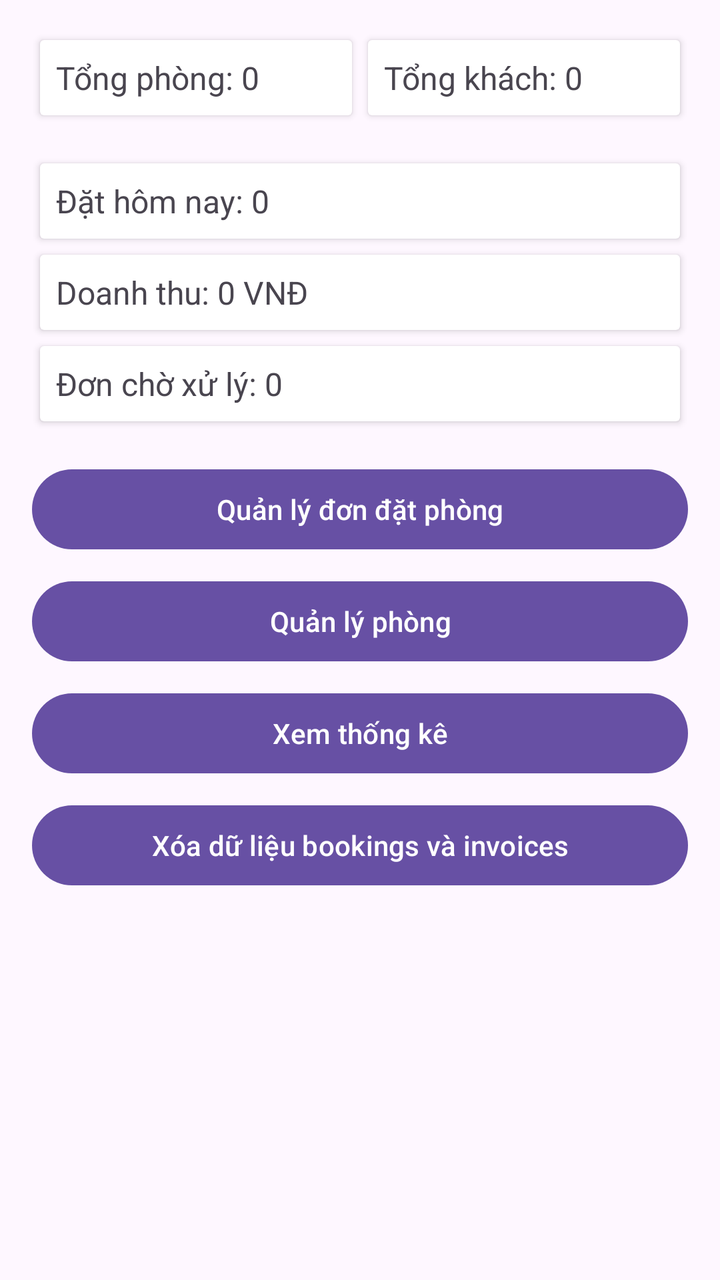
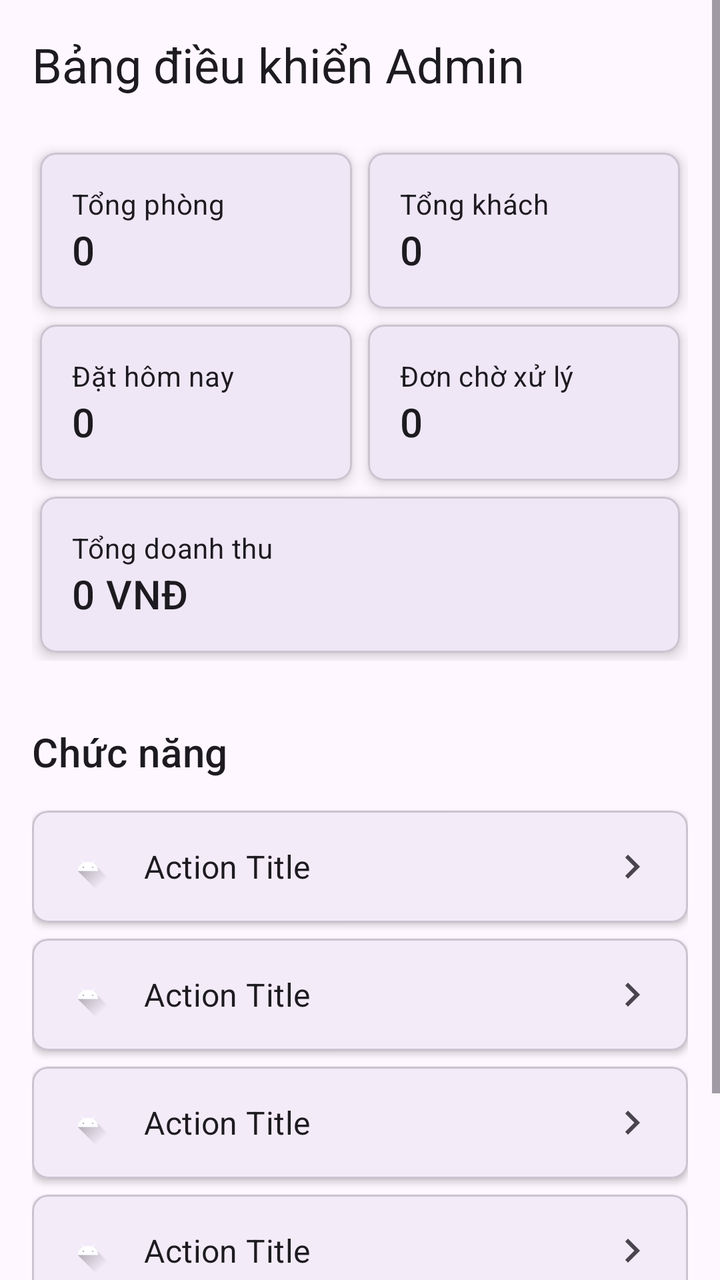

An Android layout rendered at two revisions. The XML below is the earlier revision; the diff shows what the commit changed to produce the second picture.
<!-- AndroidManifest.xml: application theme Theme.AppQLKhachSan -->
<!-- res/layout/activity_admin_dashboard.xml -->
<?xml version="1.0" encoding="utf-8"?>
<LinearLayout xmlns:android="http://schemas.android.com/apk/res/android"
    android:layout_width="match_parent"
    android:layout_height="match_parent"
    android:orientation="vertical"
    android:padding="16dp">

    
    <LinearLayout
        android:layout_width="match_parent"
        android:layout_height="wrap_content"
        android:orientation="horizontal"
        android:layout_marginBottom="16dp">
        <androidx.cardview.widget.CardView
            android:layout_width="0dp"
            android:layout_height="wrap_content"
            android:layout_weight="1"
            android:layout_margin="4dp">
            <LinearLayout
                android:layout_width="match_parent"
                android:layout_height="wrap_content"
                android:orientation="vertical"
                android:padding="8dp">
                <TextView
                    android:id="@+id/tvTotalRooms"
                    android:layout_width="wrap_content"
                    android:layout_height="wrap_content"
                    android:text="Tổng phòng: 0"
                    android:textSize="16sp"/>
            </LinearLayout>
        </androidx.cardview.widget.CardView>
        <androidx.cardview.widget.CardView
            android:layout_width="0dp"
            android:layout_height="wrap_content"
            android:layout_weight="1"
            android:layout_margin="4dp">
            <LinearLayout
                android:layout_width="match_parent"
                android:layout_height="wrap_content"
                android:orientation="vertical"
                android:padding="8dp">
                <TextView
                    android:id="@+id/tvTotalCustomers"
                    android:layout_width="wrap_content"
                    android:layout_height="wrap_content"
                    android:text="Tổng khách: 0"
                    android:textSize="16sp"/>
            </LinearLayout>
        </androidx.cardview.widget.CardView>
    </LinearLayout>

    <androidx.cardview.widget.CardView
        android:layout_width="match_parent"
        android:layout_height="wrap_content"
        android:layout_margin="4dp">
        <LinearLayout
            android:layout_width="match_parent"
            android:layout_height="wrap_content"
            android:orientation="vertical"
            android:padding="8dp">
            <TextView
                android:id="@+id/tvTodayBookings"
                android:layout_width="wrap_content"
                android:layout_height="wrap_content"
                android:text="Đặt hôm nay: 0"
                android:textSize="16sp"/>
        </LinearLayout>
    </androidx.cardview.widget.CardView>

    <androidx.cardview.widget.CardView
        android:layout_width="match_parent"
        android:layout_height="wrap_content"
        android:layout_margin="4dp">
        <LinearLayout
            android:layout_width="match_parent"
            android:layout_height="wrap_content"
            android:orientation="vertical"
            android:padding="8dp">
            <TextView
                android:id="@+id/tvRevenue"
                android:layout_width="wrap_content"
                android:layout_height="wrap_content"
                android:text="Doanh thu: 0 VNĐ"
                android:textSize="16sp"/>
        </LinearLayout>
    </androidx.cardview.widget.CardView>

    <androidx.cardview.widget.CardView
        android:layout_width="match_parent"
        android:layout_height="wrap_content"
        android:layout_margin="4dp">
        <LinearLayout
            android:layout_width="match_parent"
            android:layout_height="wrap_content"
            android:orientation="vertical"
            android:padding="8dp">
            <TextView
                android:id="@+id/tvPendingBookings"
                android:layout_width="wrap_content"
                android:layout_height="wrap_content"
                android:text="Đơn chờ xử lý: 0"
                android:textSize="16sp"/>
        </LinearLayout>
    </androidx.cardview.widget.CardView>

    <Button
        android:id="@+id/btnManageBookings"
        android:layout_width="match_parent"
        android:layout_height="wrap_content"
        android:text="Quản lý đơn đặt phòng"
        android:layout_marginTop="16dp"/>
    <Button
        android:id="@+id/btnManageRooms"
        android:layout_width="match_parent"
        android:layout_height="wrap_content"
        android:text="Quản lý phòng"
        android:layout_marginTop="8dp"/>
    <Button
        android:id="@+id/btnStatistics"
        android:layout_width="match_parent"
        android:layout_height="wrap_content"
        android:text="Xem thống kê"
        android:layout_marginTop="8dp"/>
    <Button
        android:id="@+id/btnClearData"
        android:layout_width="match_parent"
        android:layout_height="wrap_content"
        android:text="Xóa dữ liệu bookings và invoices"
        android:layout_marginTop="8dp"/>



</LinearLayout>
<!-- resources referenced by this layout -->
<resources>
  <style name="Theme.AppQLKhachSan" parent="Base.Theme.AppQLKhachSan" />
  <style name="Base.Theme.AppQLKhachSan" parent="Theme.Material3.DayNight.NoActionBar">
          
          
      </style>
</resources>

<!-- the commit's change to res/layout/activity_admin_dashboard.xml (unified diff, before → after) -->
@@ -1,133 +1,258 @@
 <?xml version="1.0" encoding="utf-8"?>
-<LinearLayout xmlns:android="http://schemas.android.com/apk/res/android"
+<ScrollView xmlns:android="http://schemas.android.com/apk/res/android"
+    xmlns:app="http://schemas.android.com/apk/res-auto"
+    xmlns:tools="http://schemas.android.com/tools"
     android:layout_width="match_parent"
     android:layout_height="match_parent"
-    android:orientation="vertical"
-    android:padding="16dp">
-
-    
+    android:background="?android:colorBackground"
+    tools:context=".admin.AdminDashboardActivity">
+
     <LinearLayout
         android:layout_width="match_parent"
         android:layout_height="wrap_content"
-        android:orientation="horizontal"
-        android:layout_marginBottom="16dp">
-        <androidx.cardview.widget.CardView
-            android:layout_width="0dp"
-            android:layout_height="wrap_content"
-            android:layout_weight="1"
-            android:layout_margin="4dp">
-            <LinearLayout
-                android:layout_width="match_parent"
-                android:layout_height="wrap_content"
-                android:orientation="vertical"
-                android:padding="8dp">
-                <TextView
-                    android:id="@+id/tvTotalRooms"
-                    android:layout_width="wrap_content"
-                    android:layout_height="wrap_content"
-                    android:text="Tổng phòng: 0"
-                    android:textSize="16sp"/>
-            </LinearLayout>
-        </androidx.cardview.widget.CardView>
-        <androidx.cardview.widget.CardView
-            android:layout_width="0dp"
-            android:layout_height="wrap_content"
-            android:layout_weight="1"
-            android:layout_margin="4dp">
-            <LinearLayout
-                android:layout_width="match_parent"
-                android:layout_height="wrap_content"
-                android:orientation="vertical"
-                android:padding="8dp">
-                <TextView
-                    android:id="@+id/tvTotalCustomers"
-                    android:layout_width="wrap_content"
-                    android:layout_height="wrap_content"
-                    android:text="Tổng khách: 0"
-                    android:textSize="16sp"/>
-            </LinearLayout>
-        </androidx.cardview.widget.CardView>
+        android:orientation="vertical"
+        android:padding="16dp">
+
+        <TextView
+            android:layout_width="wrap_content"
+            android:layout_height="wrap_content"
+            android:text="Bảng điều khiển Admin"
+            android:textAppearance="@style/TextAppearance.MaterialComponents.Headline5"
+            android:layout_marginBottom="24dp" />
+
+        <GridLayout
+            android:layout_width="match_parent"
+            android:layout_height="wrap_content"
+            android:columnCount="2"
+            android:rowCount="3"
+            android:useDefaultMargins="true">
+
+            <com.google.android.material.card.MaterialCardView
+                android:layout_width="0dp"
+                android:layout_height="wrap_content"
+                android:layout_columnWeight="1"
+                app:cardElevation="4dp"
+                app:cardCornerRadius="8dp">
+                <LinearLayout
+                    android:layout_width="match_parent"
+                    android:layout_height="wrap_content"
+                    android:orientation="vertical"
+                    android:padding="16dp">
+                    <TextView
+                        android:layout_width="wrap_content"
+                        android:layout_height="wrap_content"
+                        android:text="Tổng phòng"
+                        android:textAppearance="@style/TextAppearance.MaterialComponents.Body2"/>
+                    <TextView
+                        android:id="@+id/tvTotalRooms"
+                        android:layout_width="wrap_content"
+                        android:layout_height="wrap_content"
+                        android:text="0"
+                        android:textAppearance="@style/TextAppearance.MaterialComponents.Headline6"/>
+                </LinearLayout>
+            </com.google.android.material.card.MaterialCardView>
+
+            <com.google.android.material.card.MaterialCardView
+                android:layout_width="0dp"
+                android:layout_height="wrap_content"
+                android:layout_columnWeight="1"
+                app:cardElevation="4dp"
+                app:cardCornerRadius="8dp">
+                <LinearLayout
+                    android:layout_width="match_parent"
+                    android:layout_height="wrap_content"
+                    android:orientation="vertical"
+                    android:padding="16dp">
+                    <TextView
+                        android:layout_width="wrap_content"
+                        android:layout_height="wrap_content"
+                        android:text="Tổng khách"
+                        android:textAppearance="@style/TextAppearance.MaterialComponents.Body2"/>
+                    <TextView
+                        android:id="@+id/tvTotalCustomers"
+                        android:layout_width="wrap_content"
+                        android:layout_height="wrap_content"
+                        android:text="0"
+                        android:textAppearance="@style/TextAppearance.MaterialComponents.Headline6"/>
+                </LinearLayout>
+            </com.google.android.material.card.MaterialCardView>
+
+            <com.google.android.material.card.MaterialCardView
+                android:layout_width="0dp"
+                android:layout_height="wrap_content"
+                android:layout_columnWeight="1"
+                app:cardElevation="4dp"
+                app:cardCornerRadius="8dp">
+                <LinearLayout
+                    android:layout_width="match_parent"
+                    android:layout_height="wrap_content"
+                    android:orientation="vertical"
+                    android:padding="16dp">
+                    <TextView
+                        android:layout_width="wrap_content"
+                        android:layout_height="wrap_content"
+                        android:text="Đặt hôm nay"
+                        android:textAppearance="@style/TextAppearance.MaterialComponents.Body2"/>
+                    <TextView
+                        android:id="@+id/tvTodayBookings"
+                        android:layout_width="wrap_content"
+                        android:layout_height="wrap_content"
+                        android:text="0"
+                        android:textAppearance="@style/TextAppearance.MaterialComponents.Headline6"/>
+                </LinearLayout>
+            </com.google.android.material.card.MaterialCardView>
+
+            <com.google.android.material.card.MaterialCardView
+                android:layout_width="0dp"
+                android:layout_height="wrap_content"
+                android:layout_columnWeight="1"
+                app:cardElevation="4dp"
+                app:cardCornerRadius="8dp">
+                <LinearLayout
+                    android:layout_width="match_parent"
+                    android:layout_height="wrap_content"
+                    android:orientation="vertical"
+                    android:padding="16dp">
+                    <TextView
+                        android:layout_width="wrap_content"
+                        android:layout_height="wrap_content"
+                        android:text="Đơn chờ xử lý"
+                        android:textAppearance="@style/TextAppearance.MaterialComponents.Body2"/>
+                    <TextView
+                        android:id="@+id/tvPendingBookings"
+                        android:layout_width="wrap_content"
+                        android:layout_height="wrap_content"
+                        android:text="0"
+                        android:textAppearance="@style/TextAppearance.MaterialComponents.Headline6"/>
+                </LinearLayout>
+            </com.google.android.material.card.MaterialCardView>
+
+            <com.google.android.material.card.MaterialCardView
+                android:layout_width="0dp"
+                android:layout_height="wrap_content"
+                android:layout_columnSpan="2"
+                android:layout_columnWeight="1"
+                app:cardElevation="4dp"
+                app:cardCornerRadius="8dp">
+                <LinearLayout
+                    android:layout_width="match_parent"
+                    android:layout_height="wrap_content"
+                    android:orientation="vertical"
+                    android:padding="16dp">
+                    <TextView
+                        android:layout_width="wrap_content"
+                        android:layout_height="wrap_content"
+                        android:text="Tổng doanh thu"
+                        android:textAppearance="@style/TextAppearance.MaterialComponents.Body2"/>
+                    <TextView
+                        android:id="@+id/tvRevenue"
+                        android:layout_width="wrap_content"
+                        android:layout_height="wrap_content"
+                        android:text="0 VNĐ"
+                        android:textAppearance="@style/TextAppearance.MaterialComponents.Headline6"/>
+                </LinearLayout>
+            </com.google.android.material.card.MaterialCardView>
+        </GridLayout>
+
+        <TextView
+            android:layout_width="wrap_content"
+            android:layout_height="wrap_content"
+            android:text="Chức năng"
+            android:textAppearance="@style/TextAppearance.MaterialComponents.Headline6"
+            android:layout_marginTop="32dp"
+            android:layout_marginBottom="16dp"/>
+
+        <com.google.android.material.card.MaterialCardView
+            android:id="@+id/btnManageBookings"
+            android:layout_width="match_parent"
+            android:layout_height="wrap_content"
+            android:clickable="true"
+            android:focusable="true"
+            app:cardElevation="2dp"
+            app:cardCornerRadius="8dp"
+            android:layout_marginBottom="8dp">
+            <include layout="@layout/item_admin_action"
+                android:id="@+id/action_manage_bookings"/>
+        </com.google.android.material.card.MaterialCardView>
+
+        <com.google.android.material.card.MaterialCardView
+            android:id="@+id/btnManageRooms"
+            android:layout_width="match_parent"
+            android:layout_height="wrap_content"
+            android:clickable="true"
+            android:focusable="true"
+            app:cardElevation="2dp"
+            app:cardCornerRadius="8dp"
+            android:layout_marginBottom="8dp">
+            <include layout="@layout/item_admin_action"
+                android:id="@+id/action_manage_rooms"/>
+        </com.google.android.material.card.MaterialCardView>
+
+        <com.google.android.material.card.MaterialCardView
+            android:id="@+id/btnStatistics"
+            android:layout_width="match_parent"
+            android:layout_height="wrap_content"
+            android:clickable="true"
+            android:focusable="true"
+            app:cardElevation="2dp"
+            app:cardCornerRadius="8dp"
+            android:layout_marginBottom="8dp">
+            <include layout="@layout/item_admin_action"
+                android:id="@+id/action_statistics"/>
+        </com.google.android.material.card.MaterialCardView>
+
+        <com.google.android.material.card.MaterialCardView
+            android:id="@+id/btnManageAccounts"
+            android:layout_width="match_parent"
+            android:layout_height="wrap_content"
+            android:clickable="true"
+            android:focusable="true"
+            app:cardElevation="2dp"
+            app:cardCornerRadius="8dp">
+            <include layout="@layout/item_admin_action"
+                android:id="@+id/action_manage_accounts"/>
+        </com.google.android.material.card.MaterialCardView>
+
+        <com.google.android.material.button.MaterialButton
+            android:id="@+id/btnClearData"
+            style="@style/Widget.MaterialComponents.Button.OutlinedButton"
+            android:layout_width="match_parent"
+            android:layout_height="wrap_content"
+            android:text="Xoá Toàn Bộ Dữ Liệu Giao Dịch"
+            android:textColor="@color/design_default_color_error"
+            app:strokeColor="@color/design_default_color_error"
+            android:layout_marginTop="32dp"/>
+
     </LinearLayout>
-
-    <androidx.cardview.widget.CardView
-        android:layout_width="match_parent"
-        android:layout_height="wrap_content"
-        android:layout_margin="4dp">
-        <LinearLayout
-            android:layout_width="match_parent"
-            android:layout_height="wrap_content"
-            android:orientation="vertical"
-            android:padding="8dp">
-            <TextView
-                android:id="@+id/tvTodayBookings"
-                android:layout_width="wrap_content"
-                android:layout_height="wrap_content"
-                android:text="Đặt hôm nay: 0"
-                android:textSize="16sp"/>
-        </LinearLayout>
-    </androidx.cardview.widget.CardView>
-
-    <androidx.cardview.widget.CardView
-        android:layout_width="match_parent"
-        android:layout_height="wrap_content"
-        android:layout_margin="4dp">
-        <LinearLayout
-            android:layout_width="match_parent"
-            android:layout_height="wrap_content"
-            android:orientation="vertical"
-            android:padding="8dp">
-            <TextView
-                android:id="@+id/tvRevenue"
-                android:layout_width="wrap_content"
-                android:layout_height="wrap_content"
-                android:text="Doanh thu: 0 VNĐ"
-                android:textSize="16sp"/>
-        </LinearLayout>
-    </androidx.cardview.widget.CardView>
-
-    <androidx.cardview.widget.CardView
-        android:layout_width="match_parent"
-        android:layout_height="wrap_content"
-        android:layout_margin="4dp">
-        <LinearLayout
-            android:layout_width="match_parent"
-            android:layout_height="wrap_content"
-            android:orientation="vertical"
-            android:padding="8dp">
-            <TextView
-                android:id="@+id/tvPendingBookings"
-                android:layout_width="wrap_content"
-                android:layout_height="wrap_content"
-                android:text="Đơn chờ xử lý: 0"
-                android:textSize="16sp"/>
-        </LinearLayout>
-    </androidx.cardview.widget.CardView>
-
-    <Button
-        android:id="@+id/btnManageBookings"
-        android:layout_width="match_parent"
-        android:layout_height="wrap_content"
-        android:text="Quản lý đơn đặt phòng"
-        android:layout_marginTop="16dp"/>
-    <Button
-        android:id="@+id/btnManageRooms"
-        android:layout_width="match_parent"
-        android:layout_height="wrap_content"
-        android:text="Quản lý phòng"
-        android:layout_marginTop="8dp"/>
-    <Button
-        android:id="@+id/btnStatistics"
-        android:layout_width="match_parent"
-        android:layout_height="wrap_content"
-        android:text="Xem thống kê"
-        android:layout_marginTop="8dp"/>
-    <Button
-        android:id="@+id/btnClearData"
-        android:layout_width="match_parent"
-        android:layout_height="wrap_content"
-        android:text="Xóa dữ liệu bookings và invoices"
-        android:layout_marginTop="8dp"/>
-
-
-
-</LinearLayout>
+</ScrollView>
+<!-- res/layout/item_admin_action.xml (included above) -->
+<?xml version="1.0" encoding="utf-8"?>
+<RelativeLayout xmlns:android="http://schemas.android.com/apk/res/android"
+    android:layout_width="match_parent"
+    android:layout_height="wrap_content"
+    android:padding="16dp"
+    android:background="?android:attr/selectableItemBackground">
+
+    <ImageView
+        android:id="@+id/icon"
+        android:layout_width="24dp"
+        android:layout_height="24dp"
+        android:layout_alignParentStart="true"
+        android:layout_centerVertical="true"
+        android:layout_marginEnd="16dp"
+        android:src="@drawable/ic_launcher_foreground" /> <TextView
+    android:id="@+id/title"
+    android:layout_width="wrap_content"
+    android:layout_height="wrap_content"
+    android:layout_toEndOf="@id/icon"
+    android:layout_centerVertical="true"
+    android:text="Action Title"
+    android:textAppearance="@style/TextAppearance.MaterialComponents.Subtitle1"/>
+
+    <ImageView
+        android:layout_width="24dp"
+        android:layout_height="24dp"
+        android:layout_alignParentEnd="true"
+        android:layout_centerVertical="true"
+        android:src="@drawable/ic_chevron_right" />
+</RelativeLayout>
<!-- resource entries referenced after the edit -->
@@ -1,5 +1,47 @@
 <!-- resources referenced by this layout -->
 <resources>
+  <!-- drawable ic_chevron_right (drawable) -->
+  <vector xmlns:android="http://schemas.android.com/apk/res/android"
+      android:width="24dp"
+      android:height="24dp"
+      android:viewportWidth="24"
+      android:viewportHeight="24"
+      android:tint="?attr/colorControlNormal">
+      <path
+          android:fillColor="@android:color/white"
+          android:pathData="M10,6L8.59,7.41 13.17,12l-4.58,4.59L10,18l6,-6z"/>
+  </vector>
+  <!-- drawable ic_launcher_foreground (drawable) -->
+  <vector xmlns:android="http://schemas.android.com/apk/res/android"
+      xmlns:aapt="http://schemas.android.com/aapt"
+      android:width="108dp"
+      android:height="108dp"
+      android:viewportWidth="108"
+      android:viewportHeight="108">
+      <path android:pathData="M31,63.928c0,0 6.4,-11 12.1,-13.1c7.2,-2.6 26,-1.4 26,-1.4l38.1,38.1L107,108.928l-32,-1L31,63.928z">
+          <aapt:attr name="android:fillColor">
+              <gradient
+                  android:endX="85.84757"
+                  android:endY="92.4963"
+                  android:startX="42.9492"
+                  android:startY="49.59793"
+                  android:type="linear">
+                  <item
+                      android:color="#44000000"
+                      android:offset="0.0" />
+                  <item
+                      android:color="#00000000"
+                      android:offset="1.0" />
+              </gradient>
+          </aapt:attr>
+      </path>
+      <path
+          android:fillColor="#FFFFFF"
+          android:fillType="nonZero"
+          android:pathData="M65.3,45.828l3.8,-6.6c0.2,-0.4 0.1,-0.9 -0.3,-1.1c-0.4,-0.2 -0.9,-0.1 -1.1,0.3l-3.9,6.7c-6.3,-2.8 -13.4,-2.8 -19.7,0l-3.9,-6.7c-0.2,-0.4 -0.7,-0.5 -1.1,-0.3C38.8,38.328 38.7,38.828 38.9,39.228l3.8,6.6C36.2,49.428 31.7,56.028 31,63.928h46C76.3,56.028 71.8,49.428 65.3,45.828zM43.4,57.328c-0.8,0 -1.5,-0.5 -1.8,-1.2c-0.3,-0.7 -0.1,-1.5 0.4,-2.1c0.5,-0.5 1.4,-0.7 2.1,-0.4c0.7,0.3 1.2,1 1.2,1.8C45.3,56.528 44.5,57.328 43.4,57.328L43.4,57.328zM64.6,57.328c-0.8,0 -1.5,-0.5 -1.8,-1.2s-0.1,-1.5 0.4,-2.1c0.5,-0.5 1.4,-0.7 2.1,-0.4c0.7,0.3 1.2,1 1.2,1.8C66.5,56.528 65.6,57.328 64.6,57.328L64.6,57.328z"
+          android:strokeWidth="1"
+          android:strokeColor="#00000000" />
+  </vector>
   <style name="Theme.AppQLKhachSan" parent="Base.Theme.AppQLKhachSan" />
   <style name="Base.Theme.AppQLKhachSan" parent="Theme.Material3.DayNight.NoActionBar">
           
